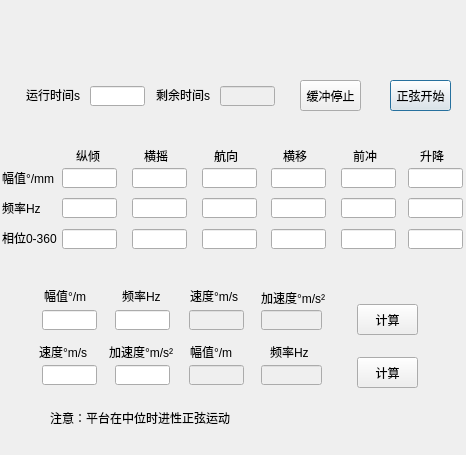
Qt form motussine.ui (MT-REP/sencondPlatfromControl) before a commit.
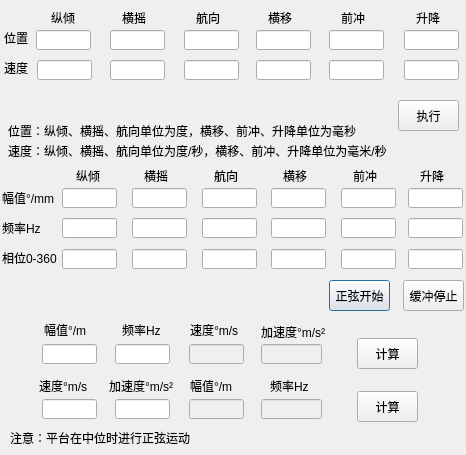
The same form after that commit.

Commit message: 完善正弦单步运动

Diff of the .ui file:
```diff
--- a/motussine.ui
+++ b/motussine.ui
@@ -17,7 +17,7 @@
    <property name="geometry">
     <rect>
      <x>144</x>
-     <y>148</y>
+     <y>168</y>
      <width>31</width>
      <height>16</height>
     </rect>
@@ -30,7 +30,7 @@
    <property name="geometry">
     <rect>
      <x>202</x>
-     <y>168</y>
+     <y>188</y>
      <width>55</width>
      <height>20</height>
     </rect>
@@ -40,7 +40,7 @@
    <property name="geometry">
     <rect>
      <x>271</x>
-     <y>168</y>
+     <y>188</y>
      <width>55</width>
      <height>20</height>
     </rect>
@@ -50,7 +50,7 @@
    <property name="geometry">
     <rect>
      <x>62</x>
-     <y>168</y>
+     <y>188</y>
      <width>55</width>
      <height>20</height>
     </rect>
@@ -60,7 +60,7 @@
    <property name="geometry">
     <rect>
      <x>420</x>
-     <y>148</y>
+     <y>168</y>
      <width>31</width>
      <height>16</height>
     </rect>
@@ -73,7 +73,7 @@
    <property name="geometry">
     <rect>
      <x>2</x>
-     <y>170</y>
+     <y>190</y>
      <width>61</width>
      <height>16</height>
     </rect>
@@ -86,7 +86,7 @@
    <property name="geometry">
     <rect>
      <x>76</x>
-     <y>148</y>
+     <y>168</y>
      <width>31</width>
      <height>16</height>
     </rect>
@@ -99,7 +99,7 @@
    <property name="geometry">
     <rect>
      <x>341</x>
-     <y>168</y>
+     <y>188</y>
      <width>55</width>
      <height>20</height>
     </rect>
@@ -109,7 +109,7 @@
    <property name="geometry">
     <rect>
      <x>408</x>
-     <y>168</y>
+     <y>188</y>
      <width>55</width>
      <height>20</height>
     </rect>
@@ -119,7 +119,7 @@
    <property name="geometry">
     <rect>
      <x>2</x>
-     <y>200</y>
+     <y>220</y>
      <width>51</width>
      <height>16</height>
     </rect>
@@ -132,7 +132,7 @@
    <property name="geometry">
     <rect>
      <x>214</x>
-     <y>148</y>
+     <y>168</y>
      <width>31</width>
      <height>16</height>
     </rect>
@@ -145,7 +145,7 @@
    <property name="geometry">
     <rect>
      <x>341</x>
-     <y>198</y>
+     <y>218</y>
      <width>55</width>
      <height>20</height>
     </rect>
@@ -155,7 +155,7 @@
    <property name="geometry">
     <rect>
      <x>132</x>
-     <y>198</y>
+     <y>218</y>
      <width>55</width>
      <height>20</height>
     </rect>
@@ -165,7 +165,7 @@
    <property name="geometry">
     <rect>
      <x>62</x>
-     <y>198</y>
+     <y>218</y>
      <width>55</width>
      <height>20</height>
     </rect>
@@ -175,7 +175,7 @@
    <property name="geometry">
     <rect>
      <x>132</x>
-     <y>168</y>
+     <y>188</y>
      <width>55</width>
      <height>20</height>
     </rect>
@@ -185,7 +185,7 @@
    <property name="geometry">
     <rect>
      <x>271</x>
-     <y>198</y>
+     <y>218</y>
      <width>55</width>
      <height>20</height>
     </rect>
@@ -195,7 +195,7 @@
    <property name="geometry">
     <rect>
      <x>353</x>
-     <y>148</y>
+     <y>168</y>
      <width>31</width>
      <height>16</height>
     </rect>
@@ -208,7 +208,7 @@
    <property name="geometry">
     <rect>
      <x>408</x>
-     <y>198</y>
+     <y>218</y>
      <width>55</width>
      <height>20</height>
     </rect>
@@ -218,7 +218,7 @@
    <property name="geometry">
     <rect>
      <x>202</x>
-     <y>198</y>
+     <y>218</y>
      <width>55</width>
      <height>20</height>
     </rect>
@@ -228,7 +228,7 @@
    <property name="geometry">
     <rect>
      <x>283</x>
-     <y>148</y>
+     <y>168</y>
      <width>31</width>
      <height>16</height>
     </rect>
@@ -240,8 +240,8 @@
   <widget class="QPushButton" name="sinStartButton">
    <property name="geometry">
     <rect>
-     <x>390</x>
-     <y>80</y>
+     <x>329</x>
+     <y>280</y>
      <width>61</width>
      <height>31</height>
     </rect>
@@ -254,7 +254,7 @@
    <property name="geometry">
     <rect>
      <x>271</x>
-     <y>229</y>
+     <y>249</y>
      <width>55</width>
      <height>20</height>
     </rect>
@@ -264,7 +264,7 @@
    <property name="geometry">
     <rect>
      <x>408</x>
-     <y>229</y>
+     <y>249</y>
      <width>55</width>
      <height>20</height>
     </rect>
@@ -274,7 +274,7 @@
    <property name="geometry">
     <rect>
      <x>202</x>
-     <y>229</y>
+     <y>249</y>
      <width>55</width>
      <height>20</height>
     </rect>
@@ -284,7 +284,7 @@
    <property name="geometry">
     <rect>
      <x>341</x>
-     <y>229</y>
+     <y>249</y>
      <width>55</width>
      <height>20</height>
     </rect>
@@ -294,7 +294,7 @@
    <property name="geometry">
     <rect>
      <x>132</x>
-     <y>229</y>
+     <y>249</y>
      <width>55</width>
      <height>20</height>
     </rect>
@@ -304,7 +304,7 @@
    <property name="geometry">
     <rect>
      <x>62</x>
-     <y>229</y>
+     <y>249</y>
      <width>55</width>
      <height>20</height>
     </rect>
@@ -314,7 +314,7 @@
    <property name="geometry">
     <rect>
      <x>2</x>
-     <y>230</y>
+     <y>250</y>
      <width>61</width>
      <height>16</height>
     </rect>
@@ -326,8 +326,8 @@
   <widget class="QPushButton" name="buffStopButton">
    <property name="geometry">
     <rect>
-     <x>300</x>
-     <y>80</y>
+     <x>403</x>
+     <y>280</y>
      <width>61</width>
      <height>31</height>
     </rect>
@@ -336,60 +336,11 @@
     <string>缓冲停止</string>
    </property>
   </widget>
-  <widget class="QLabel" name="totaltimelabel">
-   <property name="geometry">
-    <rect>
-     <x>26</x>
-     <y>85</y>
-     <width>61</width>
-     <height>20</height>
-    </rect>
-   </property>
-   <property name="text">
-    <string>运行时间s</string>
-   </property>
-  </widget>
-  <widget class="QLineEdit" name="totalTimeEdit">
-   <property name="geometry">
-    <rect>
-     <x>90</x>
-     <y>86</y>
-     <width>55</width>
-     <height>20</height>
-    </rect>
-   </property>
-  </widget>
-  <widget class="QLineEdit" name="bufferTimeEdit">
-   <property name="enabled">
-    <bool>false</bool>
-   </property>
-   <property name="geometry">
-    <rect>
-     <x>220</x>
-     <y>86</y>
-     <width>55</width>
-     <height>20</height>
-    </rect>
-   </property>
-  </widget>
-  <widget class="QLabel" name="label">
-   <property name="geometry">
-    <rect>
-     <x>156</x>
-     <y>85</y>
-     <width>61</width>
-     <height>20</height>
-    </rect>
-   </property>
-   <property name="text">
-    <string>剩余时间s</string>
-   </property>
-  </widget>
   <widget class="QLineEdit" name="valueEdit">
    <property name="geometry">
     <rect>
      <x>42</x>
-     <y>310</y>
+     <y>344</y>
      <width>55</width>
      <height>20</height>
     </rect>
@@ -402,7 +353,7 @@
    <property name="geometry">
     <rect>
      <x>261</x>
-     <y>310</y>
+     <y>344</y>
      <width>61</width>
      <height>20</height>
     </rect>
@@ -412,7 +363,7 @@
    <property name="geometry">
     <rect>
      <x>115</x>
-     <y>310</y>
+     <y>344</y>
      <width>55</width>
      <height>20</height>
     </rect>
@@ -425,7 +376,7 @@
    <property name="geometry">
     <rect>
      <x>189</x>
-     <y>310</y>
+     <y>344</y>
      <width>55</width>
      <height>20</height>
     </rect>
@@ -438,7 +389,7 @@
    <property name="geometry">
     <rect>
      <x>189</x>
-     <y>365</y>
+     <y>399</y>
      <width>55</width>
      <height>20</height>
     </rect>
@@ -451,7 +402,7 @@
    <property name="geometry">
     <rect>
      <x>261</x>
-     <y>365</y>
+     <y>399</y>
      <width>61</width>
      <height>20</height>
     </rect>
@@ -461,7 +412,7 @@
    <property name="geometry">
     <rect>
      <x>42</x>
-     <y>365</y>
+     <y>399</y>
      <width>55</width>
      <height>20</height>
     </rect>
@@ -471,7 +422,7 @@
    <property name="geometry">
     <rect>
      <x>115</x>
-     <y>365</y>
+     <y>399</y>
      <width>55</width>
      <height>20</height>
     </rect>
@@ -481,7 +432,7 @@
    <property name="geometry">
     <rect>
      <x>357</x>
-     <y>304</y>
+     <y>338</y>
      <width>61</width>
      <height>31</height>
     </rect>
@@ -494,7 +445,7 @@
    <property name="geometry">
     <rect>
      <x>357</x>
-     <y>357</y>
+     <y>391</y>
      <width>61</width>
      <height>31</height>
     </rect>
@@ -507,7 +458,7 @@
    <property name="geometry">
     <rect>
      <x>44</x>
-     <y>290</y>
+     <y>324</y>
      <width>54</width>
      <height>12</height>
     </rect>
@@ -520,7 +471,7 @@
    <property name="geometry">
     <rect>
      <x>122</x>
-     <y>288</y>
+     <y>322</y>
      <width>41</width>
      <height>16</height>
     </rect>
@@ -533,7 +484,7 @@
    <property name="geometry">
     <rect>
      <x>190</x>
-     <y>290</y>
+     <y>324</y>
      <width>54</width>
      <height>12</height>
     </rect>
@@ -546,7 +497,7 @@
    <property name="geometry">
     <rect>
      <x>261</x>
-     <y>290</y>
+     <y>324</y>
      <width>71</width>
      <height>16</height>
     </rect>
@@ -559,7 +510,7 @@
    <property name="geometry">
     <rect>
      <x>270</x>
-     <y>344</y>
+     <y>378</y>
      <width>41</width>
      <height>16</height>
     </rect>
@@ -572,7 +523,7 @@
    <property name="geometry">
     <rect>
      <x>39</x>
-     <y>344</y>
+     <y>378</y>
      <width>61</width>
      <height>16</height>
     </rect>
@@ -585,7 +536,7 @@
    <property name="geometry">
     <rect>
      <x>109</x>
-     <y>344</y>
+     <y>378</y>
      <width>71</width>
      <height>16</height>
     </rect>
@@ -598,7 +549,7 @@
    <property name="geometry">
     <rect>
      <x>190</x>
-     <y>346</y>
+     <y>380</y>
      <width>54</width>
      <height>12</height>
     </rect>
@@ -610,14 +561,277 @@
   <widget class="QLabel" name="messagelabel">
    <property name="geometry">
     <rect>
-     <x>50</x>
-     <y>410</y>
+     <x>10</x>
+     <y>430</y>
      <width>191</width>
      <height>16</height>
     </rect>
    </property>
    <property name="text">
-    <string>注意：平台在中位时进性正弦运动</string>
+    <string>注意：平台在中位时进行正弦运动</string>
+   </property>
+  </widget>
+  <widget class="QLabel" name="qianchonglabel_2">
+   <property name="geometry">
+    <rect>
+     <x>341</x>
+     <y>10</y>
+     <width>31</width>
+     <height>16</height>
+    </rect>
+   </property>
+   <property name="text">
+    <string>前冲</string>
+   </property>
+  </widget>
+  <widget class="QLabel" name="zongqinglabel_2">
+   <property name="geometry">
+    <rect>
+     <x>51</x>
+     <y>10</y>
+     <width>31</width>
+     <height>16</height>
+    </rect>
+   </property>
+   <property name="text">
+    <string>纵倾</string>
+   </property>
+  </widget>
+  <widget class="QLabel" name="shengjianglabel_2">
+   <property name="geometry">
+    <rect>
+     <x>416</x>
+     <y>10</y>
+     <width>31</width>
+     <height>16</height>
+    </rect>
+   </property>
+   <property name="text">
+    <string>升降</string>
+   </property>
+  </widget>
+  <widget class="QLineEdit" name="hangxiangspeedEdit">
+   <property name="geometry">
+    <rect>
+     <x>184</x>
+     <y>60</y>
+     <width>55</width>
+     <height>20</height>
+    </rect>
+   </property>
+  </widget>
+  <widget class="QLabel" name="hangxianglabel_2">
+   <property name="geometry">
+    <rect>
+     <x>196</x>
+     <y>10</y>
+     <width>31</width>
+     <height>16</height>
+    </rect>
+   </property>
+   <property name="text">
+    <string>航向</string>
+   </property>
+  </widget>
+  <widget class="QLabel" name="posremarklabel">
+   <property name="geometry">
+    <rect>
+     <x>8</x>
+     <y>120</y>
+     <width>351</width>
+     <height>21</height>
+    </rect>
+   </property>
+   <property name="text">
+    <string>位置：纵倾、横摇、航向单位为度，横移、前冲、升降单位为毫秒</string>
+   </property>
+  </widget>
+  <widget class="QLineEdit" name="qianchongposEdit">
+   <property name="geometry">
+    <rect>
+     <x>329</x>
+     <y>30</y>
+     <width>55</width>
+     <height>20</height>
+    </rect>
+   </property>
+  </widget>
+  <widget class="QLabel" name="speedlabel_2">
+   <property name="geometry">
+    <rect>
+     <x>4</x>
+     <y>60</y>
+     <width>31</width>
+     <height>16</height>
+    </rect>
+   </property>
+   <property name="text">
+    <string>速度</string>
+   </property>
+  </widget>
+  <widget class="QLabel" name="speedremarklabel">
+   <property name="geometry">
+    <rect>
+     <x>8</x>
+     <y>140</y>
+     <width>391</width>
+     <height>21</height>
+    </rect>
+   </property>
+   <property name="text">
+    <string>速度：纵倾、横摇、航向单位为度/秒，横移、前冲、升降单位为毫米/秒</string>
+   </property>
+  </widget>
+  <widget class="QLineEdit" name="zongqingspeedEdit">
+   <property name="geometry">
+    <rect>
+     <x>37</x>
+     <y>60</y>
+     <width>55</width>
+     <height>20</height>
+    </rect>
+   </property>
+  </widget>
+  <widget class="QLineEdit" name="shengjiangspeedEdit">
+   <property name="geometry">
+    <rect>
+     <x>404</x>
+     <y>60</y>
+     <width>55</width>
+     <height>20</height>
+    </rect>
+   </property>
+  </widget>
+  <widget class="QLabel" name="hengyilabel_2">
+   <property name="geometry">
+    <rect>
+     <x>268</x>
+     <y>10</y>
+     <width>31</width>
+     <height>16</height>
+    </rect>
+   </property>
+   <property name="text">
+    <string>横移</string>
+   </property>
+  </widget>
+  <widget class="QLineEdit" name="shengjiangposEdit">
+   <property name="geometry">
+    <rect>
+     <x>404</x>
+     <y>30</y>
+     <width>55</width>
+     <height>20</height>
+    </rect>
+   </property>
+  </widget>
+  <widget class="QLineEdit" name="hengyispeedEdit">
+   <property name="geometry">
+    <rect>
+     <x>256</x>
+     <y>60</y>
+     <width>55</width>
+     <height>20</height>
+    </rect>
+   </property>
+  </widget>
+  <widget class="QPushButton" name="carryOutButton">
+   <property name="geometry">
+    <rect>
+     <x>398</x>
+     <y>100</y>
+     <width>61</width>
+     <height>31</height>
+    </rect>
+   </property>
+   <property name="text">
+    <string>执行</string>
+   </property>
+  </widget>
+  <widget class="QLineEdit" name="qianchongspeedEdit">
+   <property name="geometry">
+    <rect>
+     <x>329</x>
+     <y>60</y>
+     <width>55</width>
+     <height>20</height>
+    </rect>
+   </property>
+  </widget>
+  <widget class="QLabel" name="poslabel_2">
+   <property name="geometry">
+    <rect>
+     <x>4</x>
+     <y>30</y>
+     <width>31</width>
+     <height>16</height>
+    </rect>
+   </property>
+   <property name="text">
+    <string>位置</string>
+   </property>
+  </widget>
+  <widget class="QLineEdit" name="zongqingposEdit">
+   <property name="geometry">
+    <rect>
+     <x>36</x>
+     <y>30</y>
+     <width>55</width>
+     <height>20</height>
+    </rect>
+   </property>
+  </widget>
+  <widget class="QLineEdit" name="hengyaoposEdit">
+   <property name="geometry">
+    <rect>
+     <x>110</x>
+     <y>30</y>
+     <width>55</width>
+     <height>20</height>
+    </rect>
+   </property>
+  </widget>
+  <widget class="QLineEdit" name="hengyiposEdit">
+   <property name="geometry">
+    <rect>
+     <x>256</x>
+     <y>30</y>
+     <width>55</width>
+     <height>20</height>
+    </rect>
+   </property>
+  </widget>
+  <widget class="QLabel" name="hengyaolabel_2">
+   <property name="geometry">
+    <rect>
+     <x>122</x>
+     <y>10</y>
+     <width>31</width>
+     <height>16</height>
+    </rect>
+   </property>
+   <property name="text">
+    <string>横摇</string>
+   </property>
+  </widget>
+  <widget class="QLineEdit" name="hangxiangposEdit">
+   <property name="geometry">
+    <rect>
+     <x>184</x>
+     <y>30</y>
+     <width>55</width>
+     <height>20</height>
+    </rect>
+   </property>
+  </widget>
+  <widget class="QLineEdit" name="hengyaospeedEdit">
+   <property name="geometry">
+    <rect>
+     <x>110</x>
+     <y>60</y>
+     <width>55</width>
+     <height>20</height>
+    </rect>
    </property>
   </widget>
  </widget>
```
The commit also changes 12 other files.
